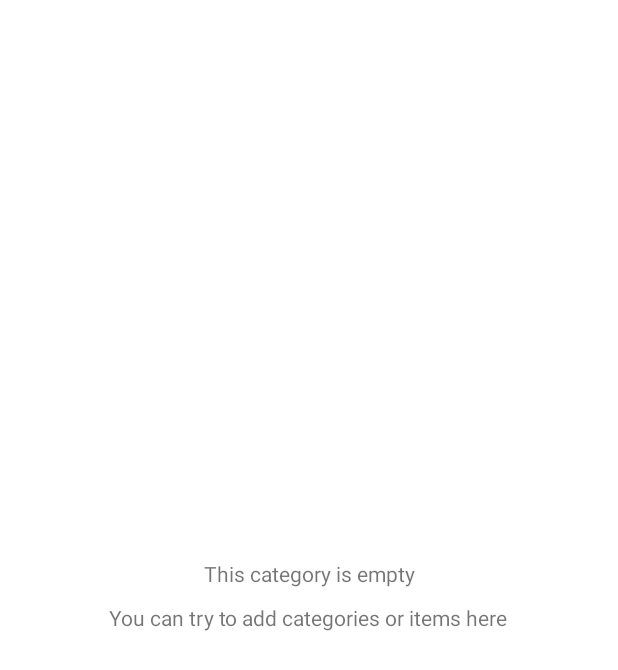
After one commit to AlexandreGRN/Stord, an Android app: the layout empty_items_and_subcategories.xml on its own in the app's theme, with its tools: preview values and no code run, on a phone screen of 412 x 824 dp. The commit adds this screen. Shown: the top 670 px of the screen. Run offline under Robolectric (Android 15) with nearby library versions, the phone set to English and light mode, and no system bars.

Commit message:
When you don't have any object in category, the application show you a specific page

```diff
--- a/app/src/main/java/fr/tulkiidra/stord/MainActivity.kt
+++ b/app/src/main/java/fr/tulkiidra/stord/MainActivity.kt
@@ -2,8 +2,8 @@ package fr.tulkiidra.stord
 
 import android.os.Bundle
 import androidx.appcompat.app.AppCompatActivity
-import fr.tulkiidra.stord.fragments.CategoryFragment
-import fr.tulkiidra.stord.fragments.FavoriteFragment
+//import fr.tulkiidra.stord.fragments.CategoryFragment
+//import fr.tulkiidra.stord.fragments.FavoriteFragment
 import fr.tulkiidra.stord.fragments.ItemFragment
 
 class MainActivity : AppCompatActivity() {
@@ -12,7 +12,7 @@ class MainActivity : AppCompatActivity() {
         setContentView(R.layout.activity_main)
 
         val transaction = supportFragmentManager.beginTransaction()
-        transaction.replace(R.id.frame_container, FavoriteFragment(this))
+        transaction.replace(R.id.frame_container, ItemFragment(this))
         transaction.addToBackStack(null)
         transaction.commit()
     }
--- /dev/null
+++ b/app/src/main/res/layout/empty_items_and_subcategories.xml
@@ -0,0 +1,25 @@
+<?xml version="1.0" encoding="utf-8"?>
+<RelativeLayout xmlns:android="http://schemas.android.com/apk/res/android"
+    android:layout_width="match_parent"
+    android:layout_height="match_parent"
+    android:orientation="vertical">
+
+    <TextView
+        android:layout_above="@+id/xpoiu"
+        android:layout_width="match_parent"
+        android:layout_height="wrap_content"
+        android:layout_centerHorizontal="true"
+        android:layout_centerVertical="true"
+        android:text="@string/emptyItem1"
+        android:padding="10dp"
+        android:gravity="center"/>
+
+    <TextView
+        android:id="@+id/xpoiu"
+        android:layout_width="wrap_content"
+        android:layout_height="wrap_content"
+        android:layout_centerHorizontal="true"
+        android:layout_centerVertical="true"
+        android:text="@string/emptyItem2"
+        android:gravity="center"/>
+</RelativeLayout>
--- a/app/src/main/res/layout/items_and_subcategories.xml
+++ b/app/src/main/res/layout/items_and_subcategories.xml
@@ -6,6 +6,7 @@
     android:orientation="vertical">
 
     <TextView
+        android:id="@+id/item_category_title"
         android:layout_width="wrap_content"
         android:layout_height="wrap_content"
         android:text="@string/categories"
@@ -20,6 +21,7 @@
         android:layout_marginStart="20dp"
         app:layoutManager="androidx.recyclerview.widget.LinearLayoutManager"/>
     <TextView
+        android:id="@+id/item_items_title"
         android:layout_width="wrap_content"
         android:layout_height="wrap_content"
         android:text="@string/items"
--- a/app/src/main/res/values/strings.xml
+++ b/app/src/main/res/values/strings.xml
@@ -25,4 +25,8 @@
     <!-- Error -->
     <string name="emptyFav1">You don\'t have any favorite yet</string>
     <string name="emptyFav2">You can add new by clicking on the star next to any object</string>
+
+    <string name="emptyItem1">This category is empty</string>
+    <string name="emptyItem2">You can try to add categories or items here</string>
+
 </resources>
```
Also changed, not shown: app/src/main/java/fr/tulkiidra/stord/fragments/ItemFragment.kt (+23 -36 lines).
